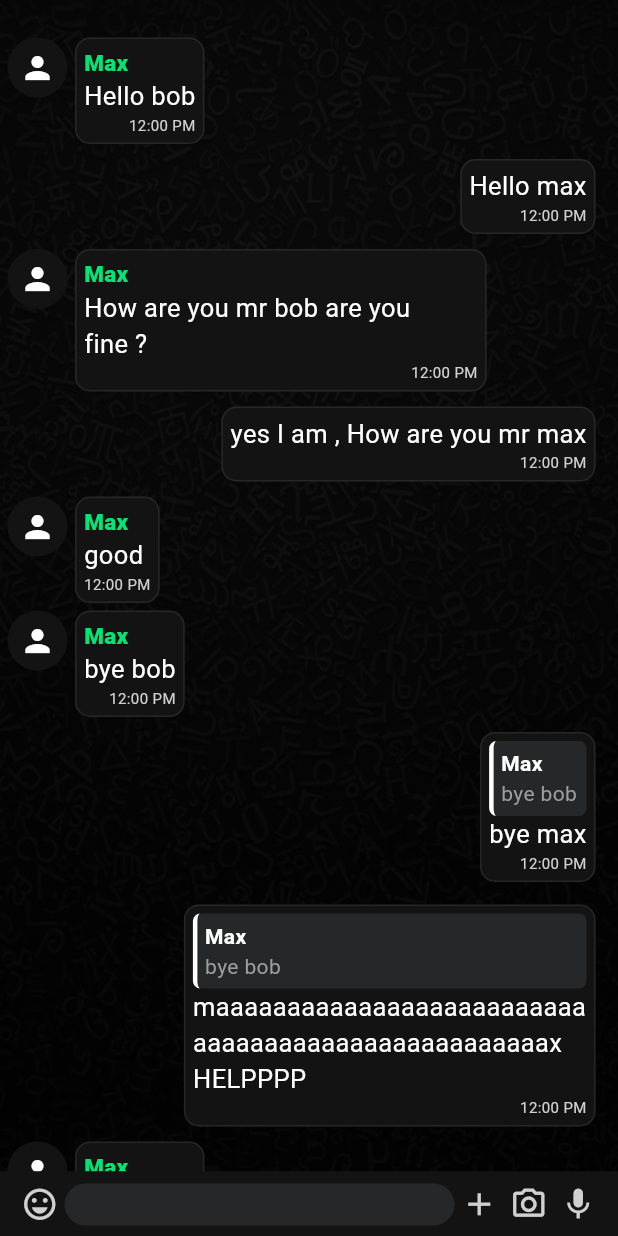
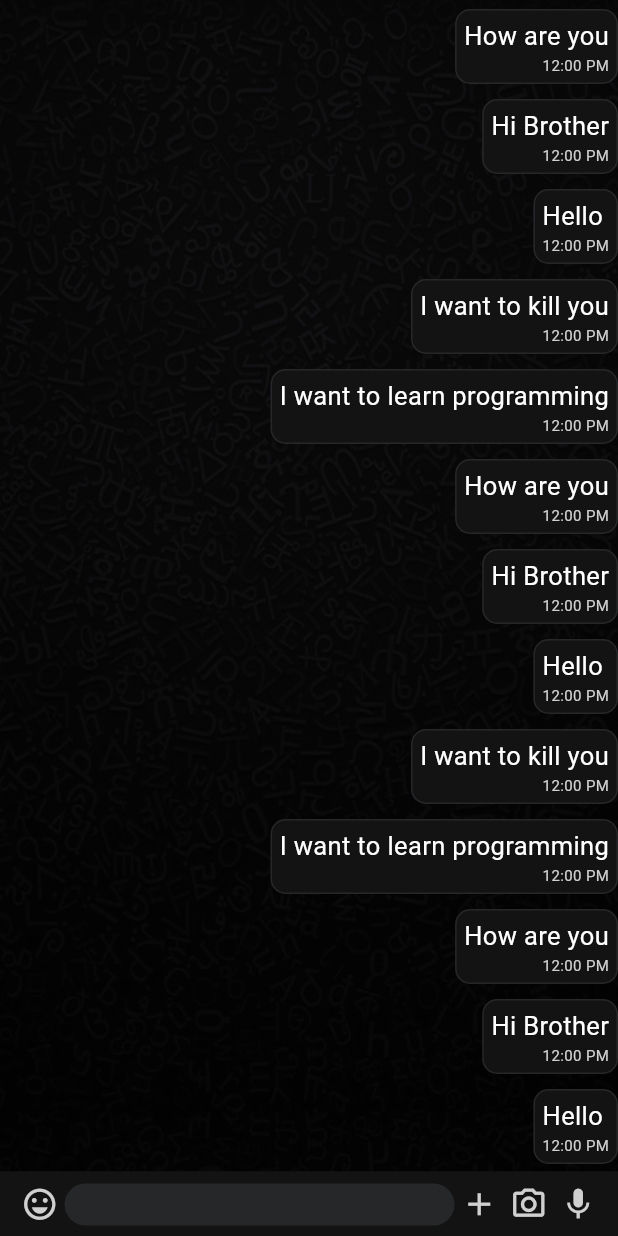
Before and after one commit to EmerladsNine/ZChat, a Flutter app: the ChatMessagesPage screen opened directly, on a phone screen of 412 x 824 dp. Run offline on Flutter 3.47's test engine with Material 3 defaults, Android fonts, the phone set to English and light mode, and no system bars.

Commit message:
used ListView instead of SingleChildScroll

```diff
--- a/lib/views/pages/chat_messages_page.dart
+++ b/lib/views/pages/chat_messages_page.dart
@@ -1,11 +1,48 @@
 import 'package:flutter/material.dart';
 import 'package:zchat/views/data/colors.dart';
-import 'package:zchat/views/data/message_reply_data.dart';
 import 'package:zchat/views/widgets/chatting_page_widgets/chat_messages_footer_widget.dart';
 import 'package:zchat/views/widgets/chatting_page_widgets/message_bubble.dart';
 
 class ChatMessagesPage extends StatelessWidget {
   const ChatMessagesPage({super.key});
+
+  final messages = const [
+    "Hello",
+    "Hi Brother",
+    "How are you",
+    "I want to learn programming",
+    "I want to kill you",
+    "Hello",
+    "Hi Brother",
+    "How are you",
+    "I want to learn programming",
+    "I want to kill you",
+    "Hello",
+    "Hi Brother",
+    "How are you",
+    "I want to learn programming",
+    "I want to kill you",
+    "Hello",
+    "Hi Brother",
+    "How are you",
+    "I want to learn programming",
+    "I want to kill you",
+    "Hello",
+    "Hi Brother",
+    "How are you",
+    "I want to learn programming",
+    "I want to kill you",
+    "Hello",
+    "Hi Brother",
+    "How are you",
+    "I want to learn programming",
+    "I want to kill you",
+    "Hello",
+    "Hi Brother",
+    "How are you",
+    "I want to learn programming",
+    "I want to kill you",
+  ];
 
   @override
   Widget build(BuildContext context) {
@@ -27,43 +64,22 @@ class ChatMessagesPage extends StatelessWidget {
               Expanded(
                 child: SafeArea(
                   bottom: false,
-                  child: SingleChildScrollView(
-                    padding: EdgeInsets.only(left: 5,right: 15),
-                      child: LayoutBuilder(
-                        builder:(context, constraints) {
-                          final double maxWidth = constraints.maxWidth * 0.7;
-                          return Column(
-                              spacing: 5,
-                              children: [
-                                SizedBox(height: 20,),
-                                MessageBubble(text: "Hello bob",time: "12:00 PM",senderName: 'Max',maxBubbleWidth: maxWidth,),
-                                MessageBubble(text: "Hello max",time: "12:00 PM",maxBubbleWidth: maxWidth,),
-                                MessageBubble(text: "How are you mr bob are you fine ?",senderName: 'Max',time: "12:00 PM",maxBubbleWidth: maxWidth,),
-                                MessageBubble(text: "yes I am , How are you mr max",time: "12:00 PM",maxBubbleWidth: maxWidth,),
-                                MessageBubble(text: "good",time: "12:00 PM",senderName: 'Max',maxBubbleWidth: maxWidth,),
-                                MessageBubble(text: "bye bob",time: "12:00 PM",senderName: 'Max',maxBubbleWidth: maxWidth,),
-                                MessageBubble(text: "bye max",time: "12:00 PM",maxBubbleWidth: maxWidth,replyData: MessageReplyData('bye bob', 'Max'),),
-                                MessageBubble(text: "maaaaaaaaaaaaaaaaaaaaaaaaaaaaaaaaaaaaaaaaaaaaaaaaaaax HELPPPP",time: "12:00 PM",maxBubbleWidth: maxWidth,replyData: MessageReplyData('bye bob', 'Max'),),
-                                MessageBubble(text: "Hello bob",time: "12:00 PM",senderName: 'Max',maxBubbleWidth: maxWidth,),
-                                MessageBubble(text: "Hello max",time: "12:00 PM",maxBubbleWidth: maxWidth,),
-                                MessageBubble(text: "How are you mr bob are you fine ?",senderName: 'Max',time: "12:00 PM",maxBubbleWidth: maxWidth,),
-                                MessageBubble(text: "yes I am , How are you mr max",time: "12:00 PM",maxBubbleWidth: maxWidth,),
-                                MessageBubble(text: "good",time: "12:00 PM",senderName: 'Max',maxBubbleWidth: maxWidth,),
-                                MessageBubble(text: "bye bob",time: "12:00 PM",senderName: 'Max',maxBubbleWidth: maxWidth,),
-                                MessageBubble(text: "bye max",time: "12:00 PM",maxBubbleWidth: maxWidth,replyData: MessageReplyData('bye bob', 'Max'),),
-                                MessageBubble(text: "maaaaaaaaaaaaaaaaaaaaaaaaaaaaaaaaaaaaaaaaaaaaaaaaaaax HELPPPP",time: "12:00 PM",maxBubbleWidth: maxWidth,replyData: MessageReplyData('bye bob', 'Max'),),
-                                MessageBubble(text: "Hello bob",time: "12:00 PM",senderName: 'Max',maxBubbleWidth: maxWidth,),
-                                MessageBubble(text: "Hello max",time: "12:00 PM",maxBubbleWidth: maxWidth,),
-                                MessageBubble(text: "How are you mr bob are you fine ?",replyData: MessageReplyData('Hello max', 'You'),senderName: 'Max',time: "12:00 PM",maxBubbleWidth: maxWidth,),
-                                MessageBubble(text: "yes I am , How are you mr max",time: "12:00 PM",maxBubbleWidth: maxWidth,),
-                                MessageBubble(text: "good",time: "12:00 PM",senderName: 'Max',maxBubbleWidth: maxWidth,),
-                                MessageBubble(text: "bye bob",time: "12:00 PM",senderName: 'Max',maxBubbleWidth: maxWidth,),
-                                MessageBubble(text: "bye max",time: "12:00 PM",maxBubbleWidth: maxWidth,replyData: MessageReplyData('bye bob', 'Max'),),
-                                MessageBubble(text: "maaaaaaaaaaaaaaaaaaaaaaaaaaaaaaaaaaaaaaaaaaaaaaaaaaax HELPPPP",time: "12:00 PM",maxBubbleWidth: maxWidth,replyData: MessageReplyData('bye bob', 'Max'),),
-                                SizedBox(height: 10,)
-                                            ]);
-                        }
-                      )),
+                  child: LayoutBuilder(
+                    builder: (context, constraints) {
+                      final double maxWidth = constraints.maxWidth * 0.7;
+                      return ListView.builder(
+                        reverse: true,
+                        itemCount: 30,
+                        itemBuilder: (context, index) {
+                          return MessageBubble(
+                            text: messages[index],
+                            time: '12:00 PM',
+                            maxBubbleWidth: maxWidth,
+                          );
+                        },
+                      );
+                    },
+                  ),
                 ),
               ),
               Padding(
```
